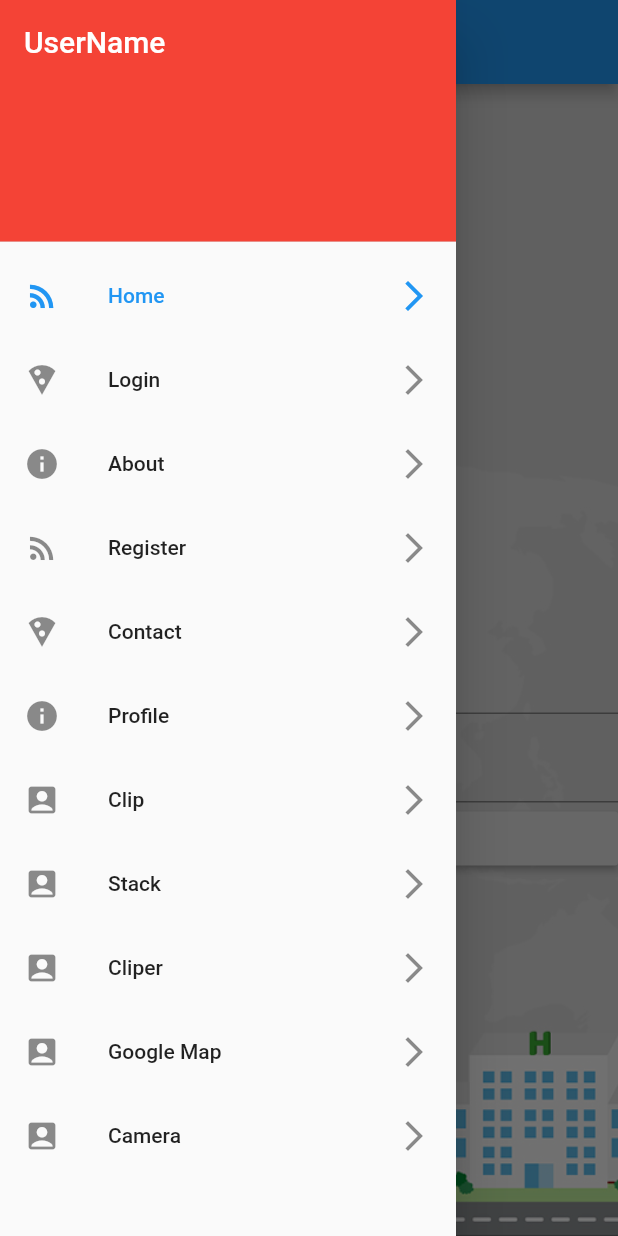
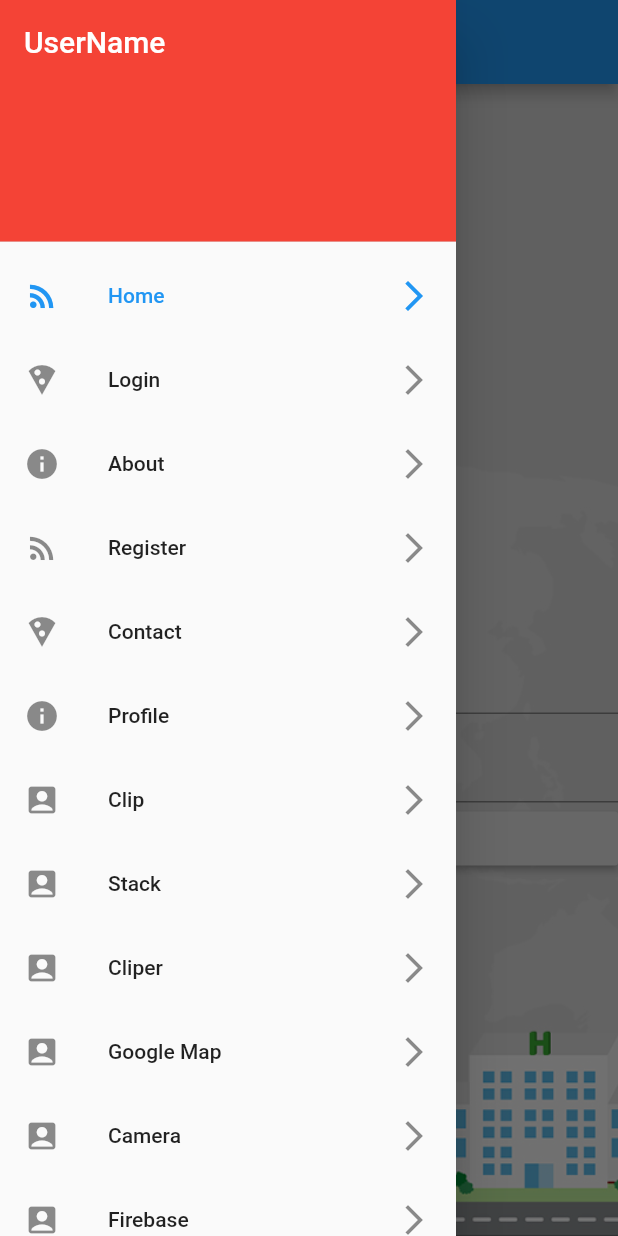
Before and after one commit to vimilan/myapp_apps66, a Flutter app: the HomePage screen opened directly, with the side drawer open, on a phone screen of 412 x 824 dp. Run offline on Flutter 3.47's test engine with Material 2 defaults, Android fonts, the phone set to English and light mode, and no system bars; our stand-ins replace camera, progress_dialog.

Commit message:
clip change

```diff
--- a/lib/Activity/homepage.dart
+++ b/lib/Activity/homepage.dart
@@ -1,10 +1,13 @@
 import 'package:flutter/material.dart';
+import 'package:myapp_app/Activity/tackpic.dart';
 import 'package:myapp_app/Fragment/aboutfragment.dart';
 import 'package:myapp_app/Fragment/cliperfragment.dart';
 import 'package:myapp_app/Fragment/contactfragment.dart';
+import 'package:myapp_app/Fragment/firebasefragment.dart';
 import 'package:myapp_app/Fragment/googlemapfragment.dart';
 import 'package:myapp_app/Fragment/homeframent.dart';
 import 'package:myapp_app/Fragment/loginfragment.dart';
+import 'package:myapp_app/Fragment/newcamera.dart';
 import 'package:myapp_app/Fragment/pageviewfragment.dart';
 import 'package:myapp_app/Fragment/profilefragment.dart';
 import 'package:myapp_app/Fragment/registerfragment.dart';
@@ -27,7 +30,8 @@ class DrawerItem{
     new DrawerItem("Stack", Icons.account_box,Icons.arrow_forward_ios),
     new DrawerItem("Cliper", Icons.account_box,Icons.arrow_forward_ios),
     new DrawerItem("Google Map", Icons.account_box,Icons.arrow_forward_ios),
-    new DrawerItem("Camera", Icons.account_box,Icons.arrow_forward_ios)
+    new DrawerItem("Camera", Icons.account_box,Icons.arrow_forward_ios),
+    new DrawerItem("Firebase", Icons.account_box,Icons.arrow_forward_ios)
   ];
   @override
   _HomePageState createState() => _HomePageState();
@@ -59,7 +63,9 @@ class _HomePageState extends State<HomePage> {
       case 9:
         return new MapSample();
       case 10:
-        return new CameraApp();
+        return new MyCamera();
+      case 11:
+        return new FirebaseFragment();
         default:
         return new Text("Error");
     }
--- a/lib/Activity/tackpic.dart
+++ b/lib/Activity/tackpic.dart
@@ -1,6 +1,5 @@
 import 'dart:async';
 import 'dart:io';
-
 import 'package:camera/camera.dart';
 import 'package:flutter/material.dart';
 import 'package:path/path.dart' show join;
@@ -24,11 +23,8 @@ Future<void> main() async {
 // A screen that allows users to take a picture using a given camera.
 class TakePictureScreen extends StatefulWidget {
   final CameraDescription camera;
-
   const TakePictureScreen({
-    Key key,
-    @required this.camera,
-  }) : super(key: key);
+    Key key, @required this.camera,}) : super(key: key);
 
   @override
   TakePictureScreenState createState() => TakePictureScreenState();
--- a/lib/Fragment/contactfragment.dart
+++ b/lib/Fragment/contactfragment.dart
@@ -49,8 +49,7 @@ class _ContactFragmentState extends State<ContactFragment> {
                   //  Navigator.push(context, MaterialPageRoute(builder: (context)=>CameraApp()));
                   },
                 ),
-
-              );
+               );
             }),
       ),
     );
```
Also changed, not shown: lib/Fragment/newcamera.dart (added, +12 -0 lines), pubspec.yaml (+8 -3 lines), pubspec.lock, 2 other files.
